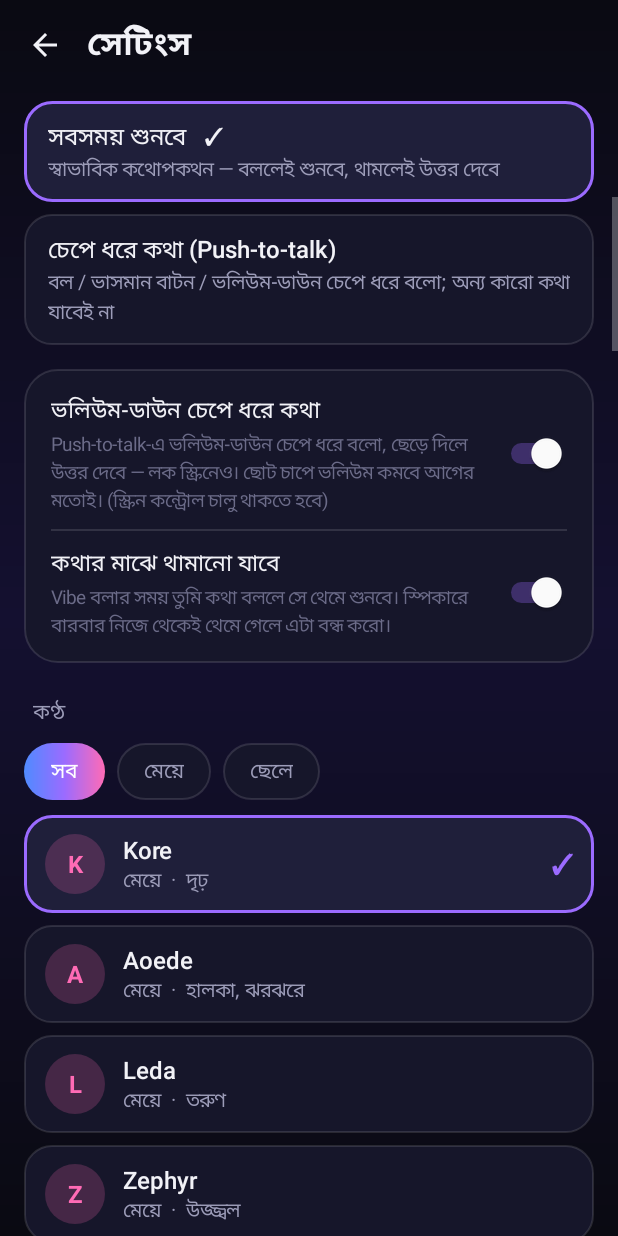
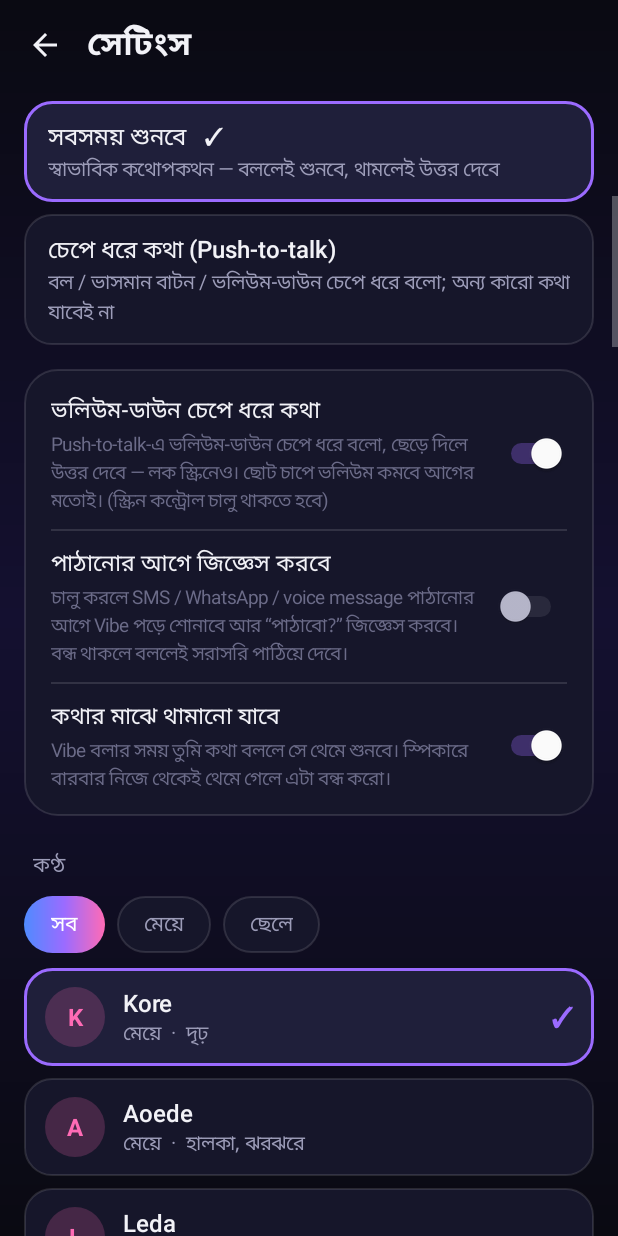
Before and after one commit to jhfarhanyt20-coder/Vibe-Assistant, an Android app: the SettingsActivity screen opened directly, with no data from a screen before it, scrolled down 534 dp, on a phone screen of 412 x 824 dp. Run offline under Robolectric (Android 15) with nearby library versions, the phone set to English and light mode, and no system bars; libraries missing offline, so code that uses them is left out: org.vosk, org.vosk.android.

Commit message:
Release v0.7.2

```diff
--- a/app/build.gradle.kts
+++ b/app/build.gradle.kts
@@ -10,8 +10,8 @@ android {
         applicationId = "com.vibe.assistant"
         minSdk = 29
         targetSdk = 36
-        versionCode = 9
-        versionName = "0.7.1"
+        versionCode = 10
+        versionName = "0.7.2"
     }
 
     buildTypes {
--- a/app/src/main/java/com/vibe/assistant/agent/PhoneAgent.kt
+++ b/app/src/main/java/com/vibe/assistant/agent/PhoneAgent.kt
@@ -224,13 +224,20 @@ Actions:
 - scroll (id of a scrollable list or none, direction down|up) / swipe (direction)
 - back / home / open_app (app name) / wait
 - done (summary: one short Bangla sentence of what was achieved)
-- ask_user (question: when you need the user to choose or confirm)
-- fail (reason)
+- ask_user (question) — ONLY when it is impossible to go on without the user: a payment, a password/OTP,
+  or two equally likely people/items to choose between. For normal choices, decide yourself sensibly.
+- fail (reason) — ONLY when the task is truly impossible here (app not installed, feature does not exist).
+  A step that didn't work is not a failure: try another way (back, scroll, search, a different button).
 
 Rules:
 - Prefer open_app to reach an app, then work inside it. Use the search features of apps.
 - Prefer elements whose labels match the goal; pick the element id exactly from the list.
 - Look at the screenshot every step and confirm the last action worked before moving on.
+- POP-UPS: when the list starts with "POP-UP / DIALOG ON TOP", that window covers the screen — handle it first
+  (choose the option the goal needs, confirm "Send"/"OK"/"Allow", or close it with "Cancel"/"Not now"/back),
+  and only then continue underneath. Pop-ups, menus and sheets can open one after another; check every new screen.
+- Work like a person using the phone: tap, look, scroll to find things, go back if a screen is wrong.
+  Carry out the whole direction yourself, step after step, without asking the user anything.
 - Use done ONLY when the screen visibly proves the goal: for messages, your message must be visible as a
   sent bubble in the right person's chat. Typing it is not sending it — after typing, tap the Send button
   (arrow / paper-plane icon, usually right of the text box) and check the bubble appears.
--- a/app/src/main/java/com/vibe/assistant/core/Prompt.kt
+++ b/app/src/main/java/com/vibe/assistant/core/Prompt.kt
@@ -76,7 +76,10 @@ Doing things on the phone:
   of explaining steps. Say one short line ("ঠিক আছে") and call the tool.
 - Only say a task is done if the tool result says done / sent / verified. If it says NOT DONE, failed or error,
   say plainly it didn't work. If the user says it didn't work, try again with do_task (it looks at the screen).
-- Before sending any SMS, WhatsApp or voice message: read back who and what, and send only after a clear yes.
+${if (Prefs.askBeforeSend) "- Before sending any SMS, WhatsApp or voice message: read back who and what, and send only after a clear yes."
+        else "- The user wants directions carried out without questions: when they say to send / call / do something, " +
+            "do it straight away with confirmed=true — don't ask \"পাঠাবো?\" and don't ask for steps. Ask only if the " +
+            "person is truly ambiguous (several contacts match). Keep working until done; never stop on your own."}
 - Phone is ${if (locked) "LOCKED" else "unlocked"} now. While locked, "message" with no app named means SMS. Calls,
   answering and SMS work while locked; other tasks unlock first (Vibe types the saved PIN itself if self-unlock is
   on, otherwise the user unlocks). If the user says "আনলক করো", call unlock_phone.
--- a/app/src/main/java/com/vibe/assistant/data/Prefs.kt
+++ b/app/src/main/java/com/vibe/assistant/data/Prefs.kt
@@ -186,6 +186,14 @@ object Prefs {
         get() = sp.getBoolean("show_transcript", false)
         set(v) = sp.edit().putBoolean("show_transcript", v).apply()
 
+    /**
+     * Ask "পাঠাবো?" before sending SMS / WhatsApp / voice messages. Off by default:
+     * the user wants a direction carried out start to finish without questions.
+     */
+    var askBeforeSend: Boolean
+        get() = sp.getBoolean("ask_before_send", false)
+        set(v) = sp.edit().putBoolean("ask_before_send", v).apply()
+
     /** Who built Vibe — what it answers to "who made you?". */
     var creatorName: String
         get() = sp.getString("creator_name", "") ?: ""
--- a/app/src/main/java/com/vibe/assistant/ui/SettingsActivity.kt
+++ b/app/src/main/java/com/vibe/assistant/ui/SettingsActivity.kt
@@ -122,6 +122,12 @@ class SettingsActivity : ComponentActivity() {
                 "Push-to-talk-এ ভলিউম-ডাউন চেপে ধরে বলো, ছেড়ে দিলে উত্তর দেবে — লক স্ক্রিনেও। ছোট চাপে ভলিউম কমবে আগের মতোই। (স্ক্রিন কন্ট্রোল চালু থাকতে হবে)",
                 { Prefs.pttVolumeKey }
             ) { Prefs.pttVolumeKey = it })
+            addView(divider())
+            addView(switchRow(
+                "পাঠানোর আগে জিজ্ঞেস করবে",
+                "চালু করলে SMS / WhatsApp / voice message পাঠানোর আগে Vibe পড়ে শোনাবে আর “পাঠাবো?” জিজ্ঞেস করবে। বন্ধ থাকলে বললেই সরাসরি পাঠিয়ে দেবে।",
+                { Prefs.askBeforeSend }
+            ) { Prefs.askBeforeSend = it })
             addView(divider())
             addView(switchRow(
                 "কথার মাঝে থামানো যাবে",
```
Also changed, not shown: app/src/main/java/com/vibe/assistant/access/VibeAccessibility.kt (+48 -18 lines), app/src/main/java/com/vibe/assistant/tools/ToolRunner.kt (+13 -10 lines).
